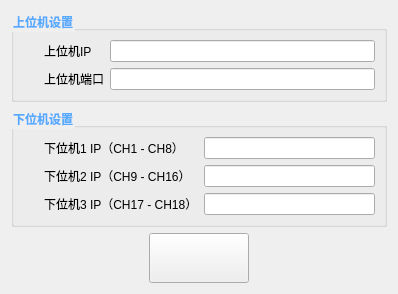
ChunHui-Li524/plotting, file src/app/udp_config/view/UdpConfig.ui: the form before one commit.
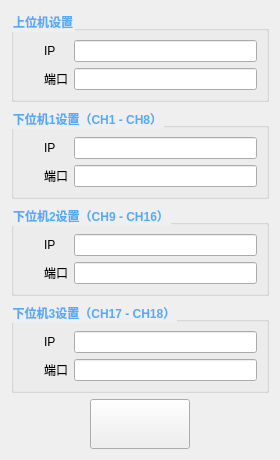
The form after the commit. Icons and pictures are not drawn.

Patch:
```diff
--- a/src/app/udp_config/view/UdpConfig.ui
+++ b/src/app/udp_config/view/UdpConfig.ui
@@ -6,16 +6,55 @@
    <rect>
     <x>0</x>
     <y>0</y>
-    <width>398</width>
-    <height>282</height>
+    <width>280</width>
+    <height>445</height>
    </rect>
   </property>
   <property name="windowTitle">
    <string>Form</string>
   </property>
   <layout class="QGridLayout" name="gridLayout_3">
-   <item row="2" column="0">
-    <spacer name="horizontalSpacer">
+   <item row="1" column="0" colspan="3">
+    <widget class="QGroupBox" name="groupBox_2">
+     <property name="styleSheet">
+      <string notr="true">QGroupBox {
+	color: rgb(85, 170, 255);
+	font-family: '微软雅黑';
+    font-weight: bold;
+}</string>
+     </property>
+     <property name="title">
+      <string>下位机1设置（CH1 - CH8）</string>
+     </property>
+     <layout class="QGridLayout" name="gridLayout_2">
+      <property name="leftMargin">
+       <number>30</number>
+      </property>
+      <item row="0" column="0">
+       <widget class="QLabel" name="label_3">
+        <property name="text">
+         <string>IP</string>
+        </property>
+       </widget>
+      </item>
+      <item row="1" column="0">
+       <widget class="QLabel" name="label_4">
+        <property name="text">
+         <string>端口</string>
+        </property>
+       </widget>
+      </item>
+      <item row="1" column="1">
+       <widget class="QLineEdit" name="lineEditClientPort1"/>
+      </item>
+      <item row="0" column="1">
+       <widget class="QLineEdit" name="lineEditClientIP1"/>
+      </item>
+     </layout>
+    </widget>
+   </item>
+   <item row="4" column="2">
+    <spacer name="horizontalSpacer_2">
      <property name="orientation">
       <enum>Qt::Horizontal</enum>
      </property>
@@ -46,7 +85,7 @@
       <item row="0" column="0">
        <widget class="QLabel" name="label">
         <property name="text">
-         <string>上位机IP</string>
+         <string>IP</string>
         </property>
        </widget>
       </item>
@@ -56,7 +95,7 @@
       <item row="1" column="0">
        <widget class="QLabel" name="label_2">
         <property name="text">
-         <string>上位机端口</string>
+         <string>端口</string>
         </property>
        </widget>
       </item>
@@ -66,7 +105,33 @@
      </layout>
     </widget>
    </item>
-   <item row="2" column="1">
+   <item row="5" column="1">
+    <spacer name="verticalSpacer">
+     <property name="orientation">
+      <enum>Qt::Vertical</enum>
+     </property>
+     <property name="sizeHint" stdset="0">
+      <size>
+       <width>20</width>
+       <height>40</height>
+      </size>
+     </property>
+    </spacer>
+   </item>
+   <item row="4" column="0">
+    <spacer name="horizontalSpacer">
+     <property name="orientation">
+      <enum>Qt::Horizontal</enum>
+     </property>
+     <property name="sizeHint" stdset="0">
+      <size>
+       <width>40</width>
+       <height>20</height>
+      </size>
+     </property>
+    </spacer>
+   </item>
+   <item row="4" column="1">
     <widget class="QPushButton" name="btnOpen">
      <property name="minimumSize">
       <size>
@@ -89,21 +154,8 @@
      </property>
     </widget>
    </item>
-   <item row="2" column="2">
-    <spacer name="horizontalSpacer_2">
-     <property name="orientation">
-      <enum>Qt::Horizontal</enum>
-     </property>
-     <property name="sizeHint" stdset="0">
-      <size>
-       <width>40</width>
-       <height>20</height>
-      </size>
-     </property>
-    </spacer>
-   </item>
-   <item row="1" column="0" colspan="3">
-    <widget class="QGroupBox" name="groupBox_2">
+   <item row="2" column="0" colspan="3">
+    <widget class="QGroupBox" name="groupBox_3">
      <property name="styleSheet">
       <string notr="true">QGroupBox {
 	color: rgb(85, 170, 255);
@@ -112,58 +164,74 @@
 }</string>
      </property>
      <property name="title">
-      <string>下位机设置</string>
+      <string>下位机2设置（CH9 - CH16）</string>
      </property>
-     <layout class="QGridLayout" name="gridLayout_2">
+     <layout class="QGridLayout" name="gridLayout_4">
       <property name="leftMargin">
        <number>30</number>
       </property>
       <item row="0" column="0">
-       <widget class="QLabel" name="label_3">
+       <widget class="QLabel" name="label_6">
         <property name="text">
-         <string>下位机1 IP（CH1 - CH8）</string>
+         <string>IP</string>
         </property>
        </widget>
       </item>
-      <item row="0" column="1">
-       <widget class="QLineEdit" name="lineEditClient1"/>
-      </item>
       <item row="1" column="0">
-       <widget class="QLabel" name="label_4">
+       <widget class="QLabel" name="label_7">
         <property name="text">
-         <string>下位机2 IP（CH9 - CH16）</string>
+         <string>端口</string>
         </property>
        </widget>
       </item>
       <item row="1" column="1">
-       <widget class="QLineEdit" name="lineEditClient2"/>
+       <widget class="QLineEdit" name="lineEditClientPort2"/>
       </item>
-      <item row="2" column="0">
-       <widget class="QLabel" name="label_5">
+      <item row="0" column="1">
+       <widget class="QLineEdit" name="lineEditClientIP2"/>
+      </item>
+     </layout>
+    </widget>
+   </item>
+   <item row="3" column="0" colspan="3">
+    <widget class="QGroupBox" name="groupBox_4">
+     <property name="styleSheet">
+      <string notr="true">QGroupBox {
+	color: rgb(85, 170, 255);
+	font-family: '微软雅黑';
+    font-weight: bold;
+}</string>
+     </property>
+     <property name="title">
+      <string>下位机3设置（CH17 - CH18）</string>
+     </property>
+     <layout class="QGridLayout" name="gridLayout_6">
+      <property name="leftMargin">
+       <number>30</number>
+      </property>
+      <item row="0" column="0">
+       <widget class="QLabel" name="label_8">
         <property name="text">
-         <string>下位机3 IP（CH17 - CH18）</string>
+         <string>IP</string>
         </property>
        </widget>
       </item>
-      <item row="2" column="1">
-       <widget class="QLineEdit" name="lineEditClient3"/>
+      <item row="1" column="0">
+       <widget class="QLabel" name="label_10">
+        <property name="text">
+         <string>端口</string>
+        </property>
+       </widget>
       </item>
+      <item row="1" column="1">
+       <widget class="QLineEdit" name="lineEditClientPort3"/>
+      </item>
+      <item row="0" column="1">
+       <widget class="QLineEdit" name="lineEditClientIP3"/>
+      </item>
      </layout>
     </widget>
    </item>
-   <item row="3" column="1">
-    <spacer name="verticalSpacer">
-     <property name="orientation">
-      <enum>Qt::Vertical</enum>
-     </property>
-     <property name="sizeHint" stdset="0">
-      <size>
-       <width>20</width>
-       <height>40</height>
-      </size>
-     </property>
-    </spacer>
-   </item>
   </layout>
  </widget>
  <resources>
```
